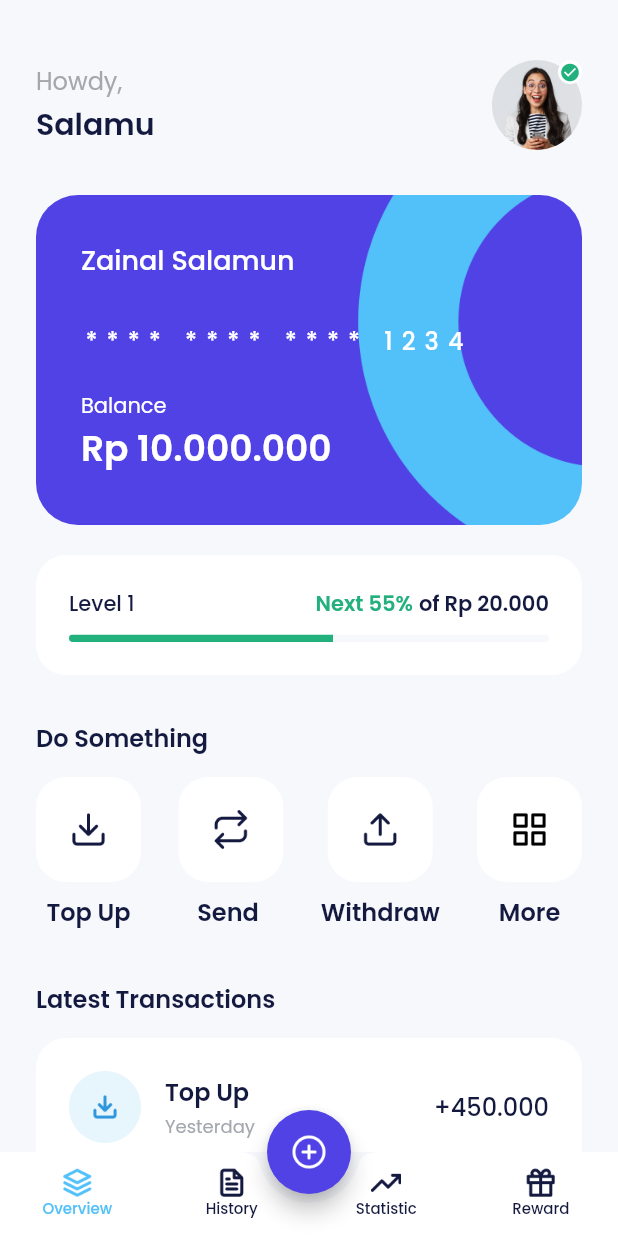
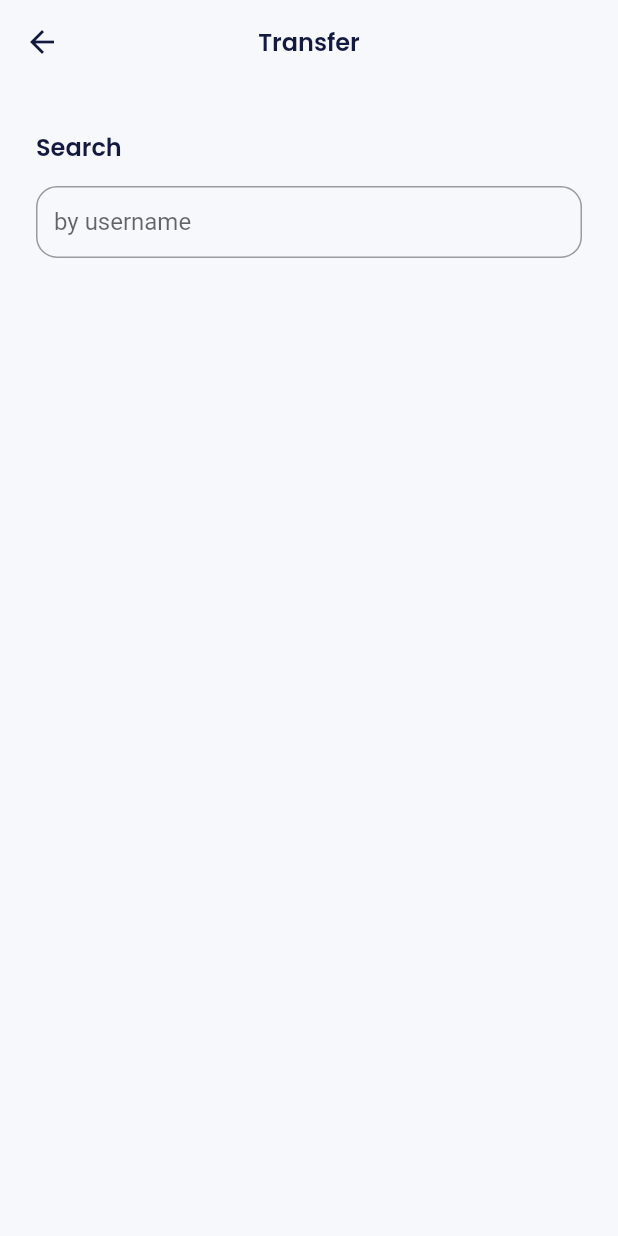
Before and after one commit to zainalsalamun/bank_salamu_master, a Flutter app: the HomePage screen opened by its route, after a tap on "Send", on a phone screen of 412 x 824 dp. Run offline on Flutter 3.47's test engine with Material 2 defaults, Android fonts, the phone set to English and light mode, and no system bars; our stand-ins replace carousel_slider, google_fonts.

Commit message:
fix running android

```diff
--- a/lib/main.dart
+++ b/lib/main.dart
@@ -9,6 +9,7 @@ import 'package:bank_salamu_master/ui/pages/signup/sign_up_set_profile.dart';
 import 'package:bank_salamu_master/ui/pages/signup/sign_up_success_page.dart';
 import 'package:bank_salamu_master/ui/pages/splash/splash_page.dart';
 import 'package:bank_salamu_master/ui/pages/topup/pin_page.dart';
+import 'package:bank_salamu_master/ui/pages/transfer/transfer_page.dart';
 import 'package:flutter/material.dart';
 
 import 'ui/pages/homebackup/homcopy.dart';
@@ -61,6 +62,7 @@ class MyApp extends StatelessWidget {
         '/homecopy': (context) => const HomeCopyPage(),
         '/homecopycard': (context) => const HomeCopyCardPage(),
         '/topup-success': (context) => const TopUpSuccess(),
+        '/transfer': (context) => const TransferPage(),
       },
     );
   }
--- a/lib/ui/pages/home/home_page.dart
+++ b/lib/ui/pages/home/home_page.dart
@@ -287,7 +287,11 @@ class HomePage extends StatelessWidget {
                     Navigator.pushNamed(context, '/topup-page');
                   }),
               HomeServiceItem(
-                  iconUrl: 'assets/ic_send.png', title: 'Send ', onTap: () {}),
+                  iconUrl: 'assets/ic_send.png',
+                  title: 'Send ',
+                  onTap: () {
+                    Navigator.pushNamed(context, '/transfer');
+                  }),
               HomeServiceItem(
                   iconUrl: 'assets/ic_withdraw.png',
                   title: 'Withdraw',
@@ -325,9 +329,9 @@ class HomePage extends StatelessWidget {
               borderRadius: BorderRadius.circular(20),
               color: whiteColor,
             ),
-            child: const Column(
+            child:  Column(
               crossAxisAlignment: CrossAxisAlignment.start,
-              children: [
+              children:  const [
                 HomeLatTransactioItem(
                     iconUrl: 'assets/ic_transaction_cat1.png',
                     title: 'Top Up',
@@ -377,10 +381,10 @@ class HomePage extends StatelessWidget {
             ),
           ),
           const SizedBox(height: 14),
-          const SingleChildScrollView(
+           SingleChildScrollView(
             scrollDirection: Axis.horizontal,
             child: Row(
-              children: [
+              children:const  [
                 HomeUserItem(
                   imageUrl: 'assets/img_friend1.png',
                   userName: 'Yuanita',
@@ -428,7 +432,7 @@ class HomePage extends StatelessWidget {
           const SizedBox(
             height: 14,
           ),
-          Wrap(spacing: 17, runSpacing: 17, children: [
+          Wrap(spacing: 17, runSpacing: 17, children: const [
             HomeTipsItem(
                 imageUrl: 'assets/img_tips1.png',
                 title: 'Please image tips',
--- /dev/null
+++ b/lib/ui/pages/transfer/transfer_page.dart
@@ -0,0 +1,38 @@
+import 'package:bank_salamu_master/ui/widget/forms.dart';
+import 'package:flutter/material.dart';
+
+import '../../../shared/theme.dart';
+
+class TransferPage extends StatelessWidget {
+  const TransferPage({super.key});
+
+  @override
+  Widget build(BuildContext context) {
+    return Scaffold(
+        appBar: AppBar(
+          title: Text('Transfer'),
+        ),
+        body: ListView(
+          padding: const EdgeInsets.symmetric(horizontal: 24),
+          children: [
+            const SizedBox(
+              height: 30,
+            ),
+            Text(
+              'Search',
+              style: blackTextStyle.copyWith(
+                fontSize: 16,
+                fontWeight: semiBold,
+              ),
+            ),
+            const SizedBox(
+              height: 14,
+            ),
+            const CustomFormField(
+              title: 'by username',
+              isShowTitle: false,
+            ),
+          ],
+        ));
+  }
+}
--- a/lib/ui/widget/forms.dart
+++ b/lib/ui/widget/forms.dart
@@ -10,13 +10,14 @@ class CustomFormField extends StatelessWidget {
   final String hintText;
 
   const CustomFormField(
-      {super.key,
+      {Key? key,
       required this.title,
-      required this.hintText,
-      required this.obsecureText,
+      this.obsecureText = false,
       this.controller,
-      required this.isShowTitle,
-      this.onFileSubmited});
+      this.isShowTitle = false,
+      this.onFileSubmited,
+      this.hintText = ''})
+      : super(key: key);
 
   @override
   Widget build(BuildContext context) {
@@ -36,7 +37,7 @@ class CustomFormField extends StatelessWidget {
           border: OutlineInputBorder(
             borderRadius: BorderRadius.circular(14),
           ),
-          hintText: hintText,
+          hintText: !isShowTitle ? title : null,
           contentPadding: const EdgeInsets.all(12),
         ),
         onFieldSubmitted: onFileSubmited,
--- a/pubspec.yaml
+++ b/pubspec.yaml
@@ -18,7 +18,7 @@ dependencies:
   carousel_slider: ^4.0.0
   equatable: ^2.0.3
   flutter_bloc: ^8.0.1
-  flutter_secure_storage: ^5.0.2
+  #flutter_secure_storage: ^5.0.2
   google_fonts: ^4.0.0
   image_picker: ^0.8.4+11
   intl: ^0.17.0
```
Also changed, not shown: pubspec.lock, 2 other files.
